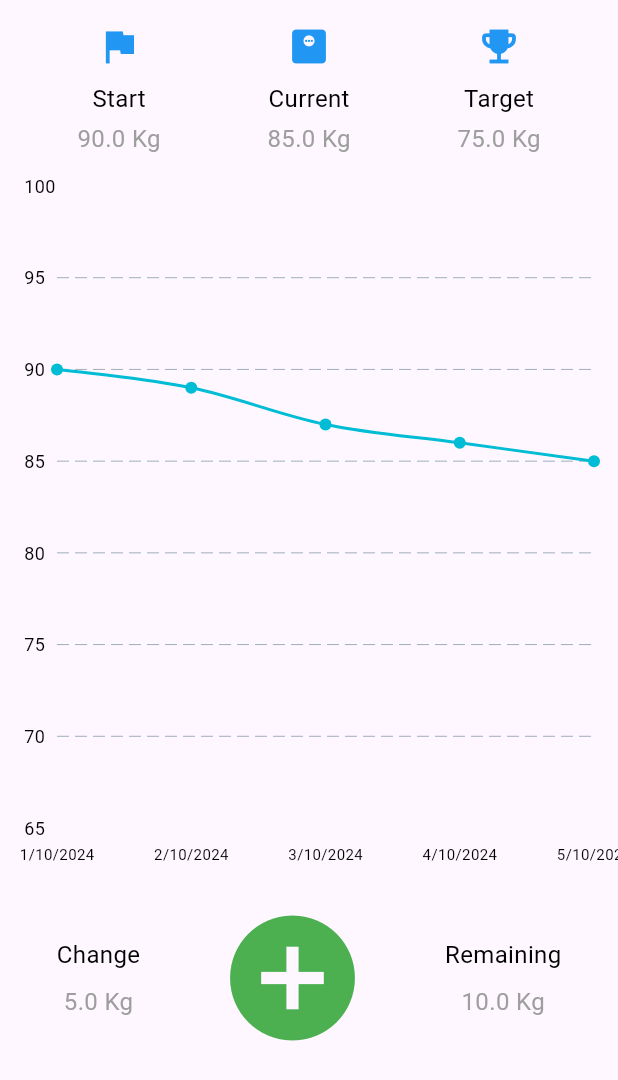
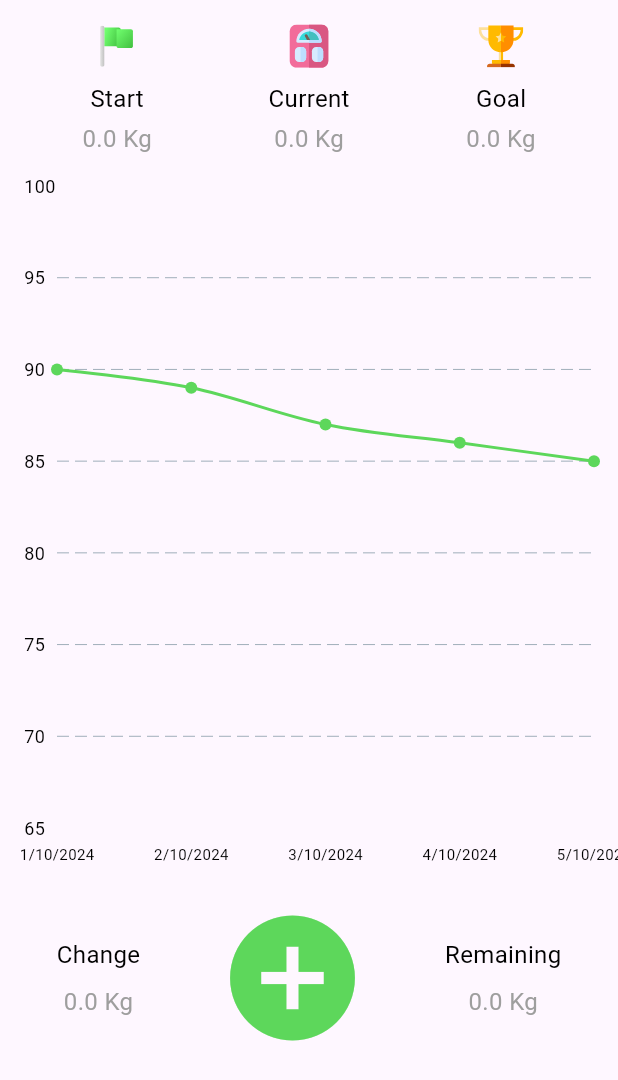
Before and after one commit to bc200408759/Weight_Scale, a Flutter app: the HomeTab widget shown alone on an empty page, opened directly, on a phone screen of 412 x 824 dp. Shown: the top 1080 px of the screen. Run offline on Flutter 3.47's test engine with Material 3 defaults, Android fonts, the phone set to English and light mode, and no system bars; drawn by our look-alikes of fl_chart; our stand-ins replace flutter_svg, shared_preferences; accounts and stored records are empty.

Commit message:
updated home tab with userprefrences

```diff
--- a/lib/screens/home.dart
+++ b/lib/screens/home.dart
@@ -1,15 +1,14 @@
 import 'package:flutter/material.dart';
+import 'package:flutter_svg/flutter_svg.dart';
 import 'package:fl_chart/fl_chart.dart';
+import '../user_preferences.dart'; // Import your UserPreferences class
 
-class HomeTab extends StatelessWidget {
-  final double startWeight = 90.0;
-  final double currentWeight = 85.0;
-  final double targetWeight = 75.0;
-  final double weightChange = 5.0;
+class HomeTab extends StatefulWidget {
+  @override
+  _HomeTabState createState() => _HomeTabState();
+}
 
-  double get remainingWeight => currentWeight - targetWeight;
-
-  // List of dates corresponding to each x-axis value
+class _HomeTabState extends State<HomeTab> {
   final List<String> dates = [
     "1/10/2024",
     "2/10/2024",
@@ -17,6 +16,32 @@ class HomeTab extends StatelessWidget {
     "4/10/2024",
     "5/10/2024",
   ];
+
+  double startWeight = 0.0;
+  double currentWeight = 0.0;
+  double targetWeight = 0.0;
+  double weightChange = 0.0;
+  double remainingWeight = 0.0;
+
+  final UserPreferences _userPreferences = UserPreferences();
+
+  @override
+  void initState() {
+    super.initState();
+    _initializeUserData();
+  }
+
+  Future<void> _initializeUserData() async {
+    await _userPreferences.init();
+
+    setState(() {
+      startWeight = _userPreferences.startWeight ?? 0.0;
+      currentWeight = _userPreferences.currentWeight ?? 0.0;
+      targetWeight = _userPreferences.targetWeight ?? 0.0;
+      weightChange = startWeight - currentWeight;
+      remainingWeight = currentWeight - targetWeight;
+    });
+  }
 
   @override
   Widget build(BuildContext context) {
@@ -28,9 +53,9 @@ class HomeTab extends StatelessWidget {
           Row(
             mainAxisAlignment: MainAxisAlignment.spaceAround,
             children: [
-              _buildLabelWithIcon(Icons.flag, "Start", "$startWeight Kg"),
-              _buildLabelWithIcon(Icons.monitor_weight, "Current", "$currentWeight Kg"),
-              _buildLabelWithIcon(Icons.emoji_events, "Target", "$targetWeight Kg"),
+              _buildLabelWithIcon('assets/start_flag.svg', 'Start', '$startWeight Kg'),
+              _buildLabelWithIcon('assets/scale-weigh.svg', 'Current', '$currentWeight Kg'),
+              _buildLabelWithIcon('assets/trophy.svg', 'Goal', '$targetWeight Kg'),
             ],
           ),
           SizedBox(height: 20),
@@ -40,12 +65,13 @@ class HomeTab extends StatelessWidget {
             height: 450,
             child: LineChart(
               LineChartData(
-                minY: 65, // Set the minimum y-axis value to 65
-                maxY: 100, // Set the maximum y-axis value to 100
-                gridData: FlGridData(show: true ,
-                drawHorizontalLine: true, // Draw horizontal lines
-                  drawVerticalLine: false, // Do not draw vertical lines
-                  ),
+                minY: 65,
+                maxY: 100,
+                gridData: FlGridData(
+                  show: true,
+                  drawHorizontalLine: true,
+                  drawVerticalLine: false,
+                ),
                 titlesData: FlTitlesData(
                   leftTitles: AxisTitles(
                     sideTitles: SideTitles(
@@ -60,24 +86,24 @@ class HomeTab extends StatelessWidget {
                   bottomTitles: AxisTitles(
                     sideTitles: SideTitles(
                       showTitles: true,
-                      interval: 1, // Show labels at each data point
+                      interval: 1,
                       getTitlesWidget: (value, _) {
                         int index = value.toInt() - 1;
                         return Container(
                           margin: EdgeInsets.only(top: 10),
                           child: Text(
-                          index >= 0 && index < dates.length ? dates[index] : '',
-                          style: TextStyle(fontSize: 10, color: Colors.black),
-                        )
+                            index >= 0 && index < dates.length ? dates[index] : '',
+                            style: TextStyle(fontSize: 10, color: Colors.black),
+                          ),
                         );
                       },
                     ),
                   ),
                   topTitles: AxisTitles(
-                            sideTitles: SideTitles(showTitles: false), // Hide top titles
+                    sideTitles: SideTitles(showTitles: false),
                   ),
                   rightTitles: AxisTitles(
-                            sideTitles: SideTitles(showTitles: false), // Hide right titles
+                    sideTitles: SideTitles(showTitles: false),
                   ),
                 ),
                 borderData: FlBorderData(show: false),
@@ -92,6 +118,7 @@ class HomeTab extends StatelessWidget {
                     ],
                     isCurved: true,
                     barWidth: 2,
+                    color: Color(0xFF5DD75B),
                   ),
                 ],
               ),
@@ -104,7 +131,7 @@ class HomeTab extends StatelessWidget {
             children: [
               _buildWeightColumn("Change", "$weightChange Kg"),
               IconButton(
-                icon: Icon(Icons.add_circle, color: Colors.green, size: 100),
+                icon: Icon(Icons.add_circle, color: Color(0xFF5DD75B), size: 100),
                 onPressed: () {
                   // Add functionality here
                 },
@@ -117,10 +144,14 @@ class HomeTab extends StatelessWidget {
     );
   }
 
-  Widget _buildLabelWithIcon(IconData icon, String label, String value) {
+  Widget _buildLabelWithIcon(String svgPath, String label, String value) {
     return Column(
       children: [
-        Icon(icon, color: Colors.blue, size: 30),
+        SvgPicture.asset(
+          svgPath,
+          height: 30,
+          width: 30,
+        ),
         SizedBox(height: 8),
         Text(label, style: TextStyle(fontSize: 16, color: Colors.black)),
         SizedBox(height: 4),
--- /dev/null
+++ b/lib/user_preferences.dart
@@ -0,0 +1,46 @@
+import 'package:shared_preferences/shared_preferences.dart';
+
+class UserPreferences {
+  // Singleton pattern for accessing the class instance
+  static final UserPreferences _instance = UserPreferences._internal();
+  factory UserPreferences() => _instance;
+
+  UserPreferences._internal();
+
+  // Keys for storing preferences
+  static const String _nameKey = 'name';
+  static const String _currentWeightKey = 'currentWeight';
+  static const String _heightKey = 'height';
+  static const String _ageKey = 'age';
+  static const String _genderKey = 'gender';
+  static const String _targetWeightKey = 'targetWeight';
+  static const String _startWeightKey = 'startWeight';
+
+  SharedPreferences? _prefs;
+
+  // Initialize SharedPreferences instance
+  Future<void> init() async {
+    _prefs = await SharedPreferences.getInstance();
+  }
+
+  // Getters
+  String? get name => _prefs?.getString(_nameKey);
+  double? get currentWeight => _prefs?.getDouble(_currentWeightKey);
+  double? get height => _prefs?.getDouble(_heightKey);
+  int? get age => _prefs?.getInt(_ageKey);
+  String? get gender => _prefs?.getString(_genderKey);
+  double? get targetWeight => _prefs?.getDouble(_targetWeightKey);
+  double? get startWeight => _prefs?.getDouble(_startWeightKey);
+
+  // Setters
+  Future<void> setName(String value) async => await _prefs?.setString(_nameKey, value);
+  Future<void> setCurrentWeight(double value) async => await _prefs?.setDouble(_currentWeightKey, value);
+  Future<void> setHeight(double value) async => await _prefs?.setDouble(_heightKey, value);
+  Future<void> setAge(int value) async => await _prefs?.setInt(_ageKey, value);
+  Future<void> setGender(String value) async => await _prefs?.setString(_genderKey, value);
+  Future<void> setTargetWeight(double value) async => await _prefs?.setDouble(_targetWeightKey, value);
+  Future<void> setStartWeight(double value) async => await _prefs?.setDouble(_startWeightKey, value);
+
+  // Clear all preferences
+  Future<void> clearPreferences() async => await _prefs?.clear();
+}
```
Also changed, not shown: lib/main.dart (+264 -212 lines), lib/screens/user_form.dart (+55 -13 lines), lib/weight_history.dart (added, +53 -0 lines), pubspec.yaml (+2 -5 lines), assets/bmi.svg (added), assets/crown.svg (renamed from assets/icons/crown.svg), assets/history.svg (added), assets/home.svg (added), assets/scale-weigh.svg (added), assets/star.svg (added), assets/start_flag.png (added), assets/start_flag.svg (added), assets/trophy.svg (added), 3 other files.
